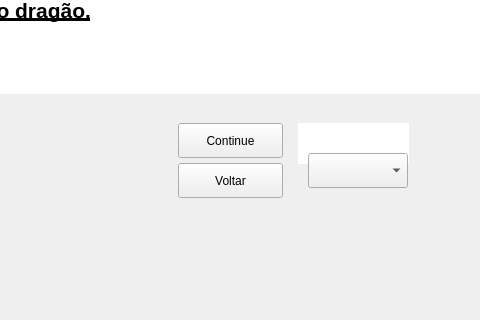
The window that ui/forthwindow.ui (eriklemy/Detetive) describes before a commit, drawn with Qt 5; both pictures show x 462 to 942 and y 327 to 647 of the 1366 by 768 pixel window.
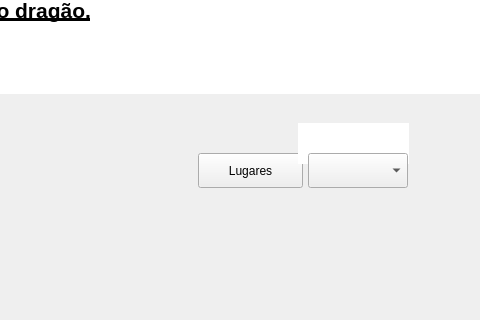
The same window after the commit.

Diff of the .ui file:
```diff
--- a/ui/forthwindow.ui
+++ b/ui/forthwindow.ui
@@ -48,27 +48,14 @@
    <widget class="QPushButton" name="pushContinueButton">
     <property name="geometry">
      <rect>
-      <x>640</x>
-      <y>450</y>
+      <x>660</x>
+      <y>480</y>
       <width>105</width>
       <height>35</height>
      </rect>
     </property>
     <property name="text">
-     <string>Continue</string>
-    </property>
-   </widget>
-   <widget class="QPushButton" name="pushBackButton">
-    <property name="geometry">
-     <rect>
-      <x>640</x>
-      <y>490</y>
-      <width>105</width>
-      <height>35</height>
-     </rect>
-    </property>
-    <property name="text">
-     <string>Voltar</string>
+     <string>Lugares</string>
     </property>
    </widget>
    <widget class="QComboBox" name="comboBox_sus">
```
Left out of the diff: 1 changed line with no effect on the pictures.
